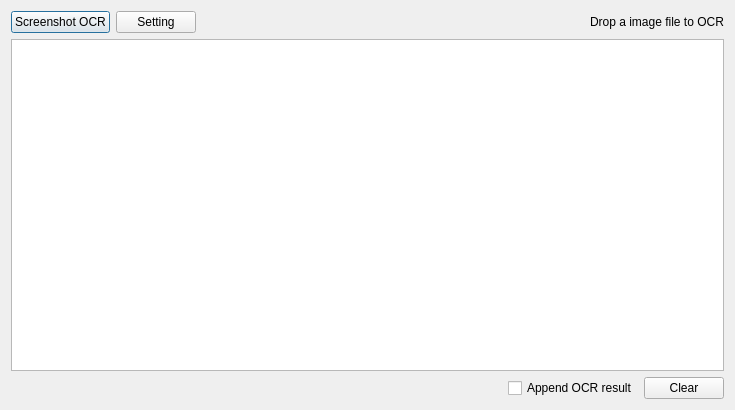
Qt form MainWindow.ui (windywater/OcrTool) before a commit.
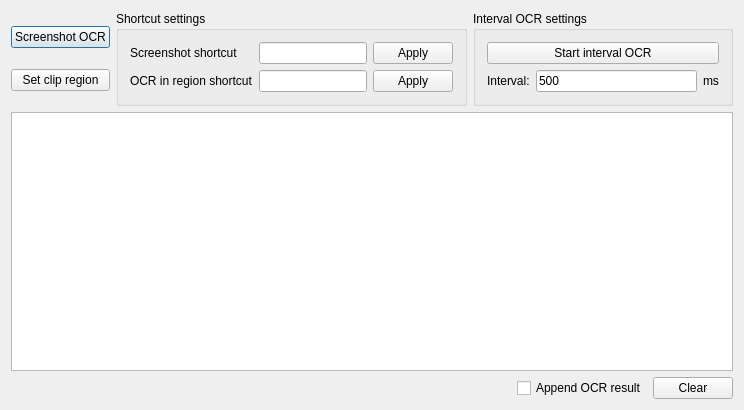
The same form after that commit. Custom widgets are drawn as their Qt base class.

What changed in the file:
```diff
--- a/MainWindow.ui
+++ b/MainWindow.ui
@@ -6,48 +6,140 @@
    <rect>
     <x>0</x>
     <y>0</y>
-    <width>735</width>
+    <width>744</width>
     <height>410</height>
    </rect>
   </property>
   <property name="windowTitle">
    <string>OCR tool</string>
   </property>
-  <layout class="QVBoxLayout" name="verticalLayout">
+  <layout class="QVBoxLayout" name="verticalLayout_2">
    <item>
     <layout class="QHBoxLayout" name="horizontalLayout">
      <item>
-      <widget class="QPushButton" name="screenOcrButton">
-       <property name="text">
-        <string>Screenshot OCR</string>
-       </property>
-      </widget>
+      <layout class="QVBoxLayout" name="verticalLayout">
+       <item>
+        <widget class="QPushButton" name="screenOcrButton">
+         <property name="text">
+          <string>Screenshot OCR</string>
+         </property>
+        </widget>
+       </item>
+       <item>
+        <widget class="QPushButton" name="setRegionButton">
+         <property name="text">
+          <string>Set clip region</string>
+         </property>
+        </widget>
+       </item>
+      </layout>
      </item>
      <item>
-      <widget class="QPushButton" name="settingButton">
-       <property name="text">
-        <string>Setting</string>
+      <widget class="QGroupBox" name="groupBox">
+       <property name="title">
+        <string>Shortcut settings</string>
        </property>
+       <layout class="QGridLayout" name="gridLayout">
+        <item row="0" column="0">
+         <widget class="QLabel" name="label">
+          <property name="text">
+           <string>Screenshot shortcut</string>
+          </property>
+         </widget>
+        </item>
+        <item row="0" column="1">
+         <widget class="ShortcutEdit" name="screenshotShortcutEdit"/>
+        </item>
+        <item row="0" column="2">
+         <widget class="QPushButton" name="screenshotShortcutApplyButton">
+          <property name="minimumSize">
+           <size>
+            <width>80</width>
+            <height>0</height>
+           </size>
+          </property>
+          <property name="maximumSize">
+           <size>
+            <width>80</width>
+            <height>16777215</height>
+           </size>
+          </property>
+          <property name="text">
+           <string>Apply</string>
+          </property>
+         </widget>
+        </item>
+        <item row="1" column="0">
+         <widget class="QLabel" name="label_2">
+          <property name="text">
+           <string>OCR in region shortcut</string>
+          </property>
+         </widget>
+        </item>
+        <item row="1" column="1">
+         <widget class="ShortcutEdit" name="ocrInRegionShortcutEdit"/>
+        </item>
+        <item row="1" column="2">
+         <widget class="QPushButton" name="ocrInRegionShortcutApplyButton">
+          <property name="minimumSize">
+           <size>
+            <width>80</width>
+            <height>0</height>
+           </size>
+          </property>
+          <property name="maximumSize">
+           <size>
+            <width>80</width>
+            <height>16777215</height>
+           </size>
+          </property>
+          <property name="text">
+           <string>Apply</string>
+          </property>
+         </widget>
+        </item>
+       </layout>
       </widget>
      </item>
      <item>
-      <spacer name="horizontalSpacer">
-       <property name="orientation">
-        <enum>Qt::Horizontal</enum>
+      <widget class="QGroupBox" name="groupBox_2">
+       <property name="title">
+        <string>Interval OCR settings</string>
        </property>
-       <property name="sizeHint" stdset="0">
-        <size>
-         <width>40</width>
-         <height>20</height>
-        </size>
-       </property>
-      </spacer>
-     </item>
-     <item>
-      <widget class="QLabel" name="label">
-       <property name="text">
-        <string>Drop a image file to OCR</string>
-       </property>
+       <layout class="QVBoxLayout" name="verticalLayout_3">
+        <item>
+         <widget class="QPushButton" name="startStopIntervalOcrButton">
+          <property name="text">
+           <string>Start interval OCR</string>
+          </property>
+         </widget>
+        </item>
+        <item>
+         <layout class="QHBoxLayout" name="horizontalLayout_3">
+          <item>
+           <widget class="QLabel" name="label_3">
+            <property name="text">
+             <string>Interval:</string>
+            </property>
+           </widget>
+          </item>
+          <item>
+           <widget class="QLineEdit" name="intervalEdit">
+            <property name="text">
+             <string>500</string>
+            </property>
+           </widget>
+          </item>
+          <item>
+           <widget class="QLabel" name="label_4">
+            <property name="text">
+             <string>ms</string>
+            </property>
+           </widget>
+          </item>
+         </layout>
+        </item>
+       </layout>
       </widget>
      </item>
     </layout>
@@ -55,7 +147,7 @@
    <item>
     <widget class="QPlainTextEdit" name="ocrResultEdit">
      <property name="readOnly">
-      <bool>true</bool>
+      <bool>false</bool>
      </property>
     </widget>
    </item>
@@ -105,6 +197,13 @@
   </layout>
  </widget>
  <layoutdefault spacing="6" margin="11"/>
+ <customwidgets>
+  <customwidget>
+   <class>ShortcutEdit</class>
+   <extends>QLineEdit</extends>
+   <header>ShortcutEdit.h</header>
+  </customwidget>
+ </customwidgets>
  <resources>
   <include location="MainWindow.qrc"/>
  </resources>
```
